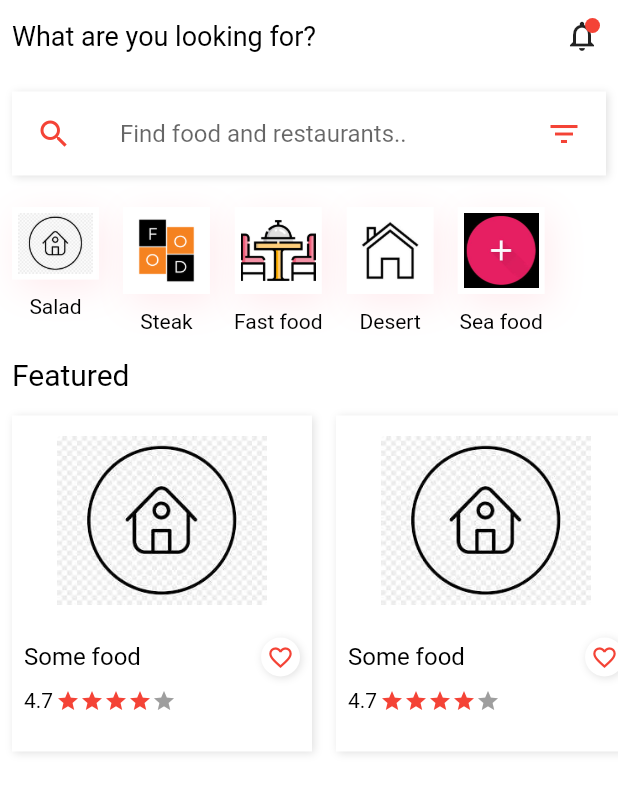
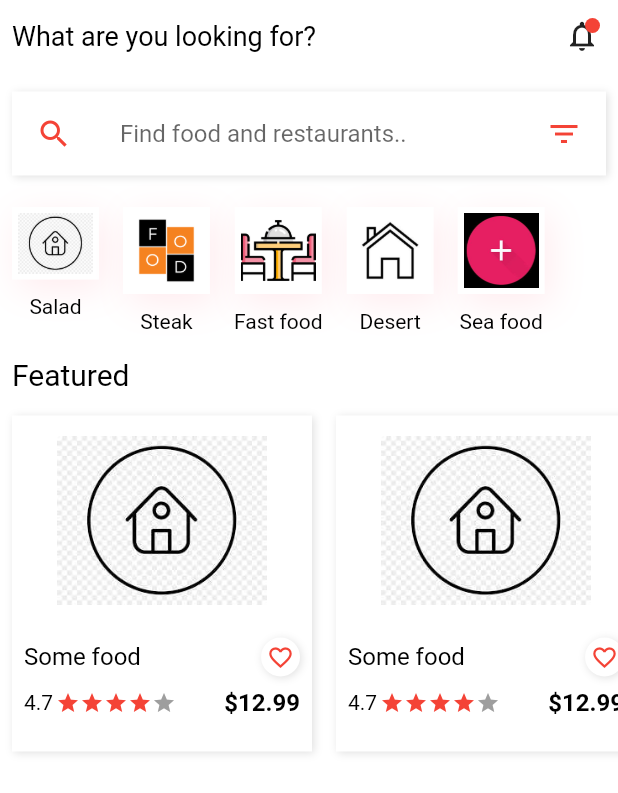
Before and after one commit to Crawford30/food_app_flutter, a Flutter app: the screen it shows after launch, on a phone screen of 412 x 824 dp. Shown: the top 793 px of the screen. Run offline on Flutter 3.47's test engine with Material 2 defaults, Android fonts, the phone set to English and light mode, and no system bars.

```diff
--- a/lib/home.dart
+++ b/lib/home.dart
@@ -149,6 +149,9 @@ class _HomeState extends State<Home> {
 
 
                        Row(
+                         mainAxisAlignment: MainAxisAlignment.spaceBetween,
+                         children: [
+                           Row(
                              children: <Widget>[
                                Padding(
                                  padding: const EdgeInsets.only(left:8.0),
@@ -164,6 +167,14 @@ class _HomeState extends State<Home> {
                              ],
 
                            ),
+
+                           Padding(
+                             padding: const EdgeInsets.only(right:8.0),
+                             child: customText(text: "\$12.99", weight: FontWeight.bold,),
+                           ),
+                         ],
+                       ),
+
                      ]
 
                  ),
```
Lines whose indentation alone changed are shown as unchanged.
